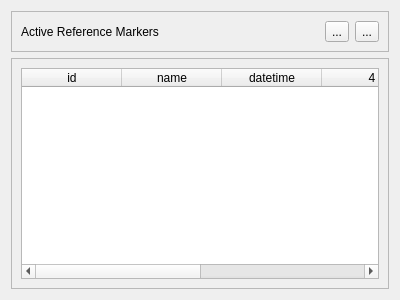
Above: GUI/UI/ReferenceMarkViewer/ReferenceMarkViewer.ui from BrendonWatsonLab/PhoPyQtTimelinePlotter before the change. Below: the same form after it.
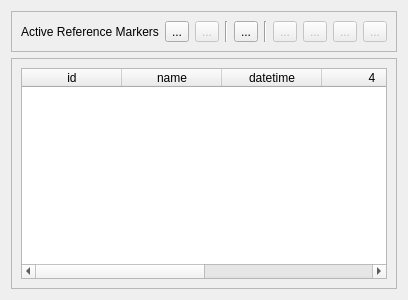
That is the form after the change. Icons and pictures are not drawn.

The edit to the form file:
```diff
--- a/GUI/UI/ReferenceMarkViewer/ReferenceMarkViewer.ui
+++ b/GUI/UI/ReferenceMarkViewer/ReferenceMarkViewer.ui
@@ -31,14 +31,103 @@
        </widget>
       </item>
       <item>
-       <widget class="QToolButton" name="toolButton">
+       <widget class="QToolButton" name="toolButton_RemoveReferenceMark">
+        <property name="enabled">
+         <bool>true</bool>
+        </property>
         <property name="text">
          <string>...</string>
         </property>
        </widget>
       </item>
       <item>
-       <widget class="QToolButton" name="toolButton_2">
+       <widget class="QToolButton" name="toolButton_CreateReferenceMark">
+        <property name="enabled">
+         <bool>false</bool>
+        </property>
+        <property name="text">
+         <string>...</string>
+        </property>
+        <property name="icon">
+         <iconset resource="../../../data/PhoPyQtTimelinePlotterResourceFile.qrc">
+          <normaloff>:/fugue/fugue/icons-shadowless/bookmark--plus.png</normaloff>:/fugue/fugue/icons-shadowless/bookmark--plus.png</iconset>
+        </property>
+       </widget>
+      </item>
+      <item>
+       <widget class="Line" name="line">
+        <property name="orientation">
+         <enum>Qt::Vertical</enum>
+        </property>
+       </widget>
+      </item>
+      <item>
+       <widget class="QToolButton" name="toolButton_CreateAnnotation">
+        <property name="toolTip">
+         <string>Create comment from selection</string>
+        </property>
+        <property name="statusTip">
+         <string>Create comment from selection</string>
+        </property>
+        <property name="text">
+         <string>...</string>
+        </property>
+        <property name="icon">
+         <iconset resource="../../../data/PhoPyQtTimelinePlotterResourceFile.qrc">
+          <normaloff>:/diagona/diagona/icons/16/027.png</normaloff>:/diagona/diagona/icons/16/027.png</iconset>
+        </property>
+       </widget>
+      </item>
+      <item>
+       <widget class="Line" name="line_2">
+        <property name="orientation">
+         <enum>Qt::Vertical</enum>
+        </property>
+       </widget>
+      </item>
+      <item>
+       <widget class="QToolButton" name="toolButton_AlignLeft">
+        <property name="enabled">
+         <bool>false</bool>
+        </property>
+        <property name="text">
+         <string>...</string>
+        </property>
+        <property name="icon">
+         <iconset resource="../../../data/PhoPyQtTimelinePlotterResourceFile.qrc">
+          <normaloff>:/fugue/fugue/icons-shadowless/application-dock-180.png</normaloff>:/fugue/fugue/icons-shadowless/application-dock-180.png</iconset>
+        </property>
+       </widget>
+      </item>
+      <item>
+       <widget class="QToolButton" name="toolButton_AlignRight">
+        <property name="enabled">
+         <bool>false</bool>
+        </property>
+        <property name="text">
+         <string>...</string>
+        </property>
+        <property name="icon">
+         <iconset resource="../../../data/PhoPyQtTimelinePlotterResourceFile.qrc">
+          <normaloff>:/fugue/fugue/icons-shadowless/application-dock.png</normaloff>:/fugue/fugue/icons-shadowless/application-dock.png</iconset>
+        </property>
+       </widget>
+      </item>
+      <item>
+       <widget class="QToolButton" name="toolButton_3">
+        <property name="enabled">
+         <bool>false</bool>
+        </property>
+        <property name="text">
+         <string>...</string>
+        </property>
+       </widget>
+      </item>
+      <item>
+       <widget class="QToolButton" name="toolButton_4">
+        <property name="enabled">
+         <bool>false</bool>
+        </property>
         <property name="text">
          <string>...</string>
         </property>
```
Left out of the diff: 8 changed lines with no effect on the pictures.
